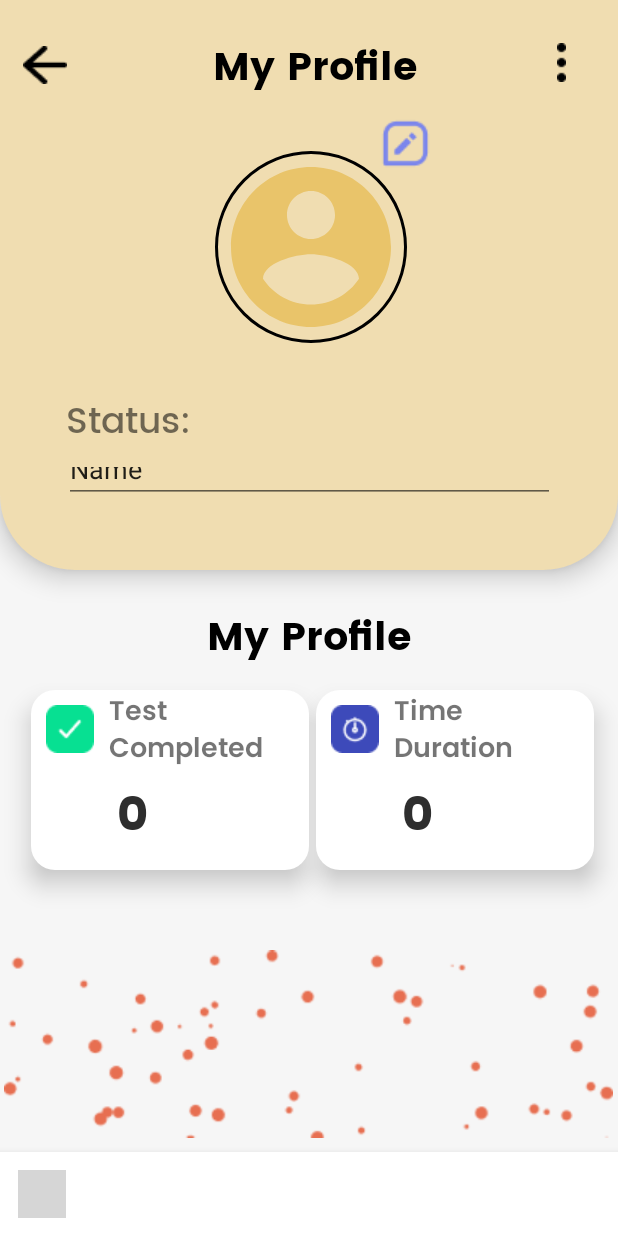
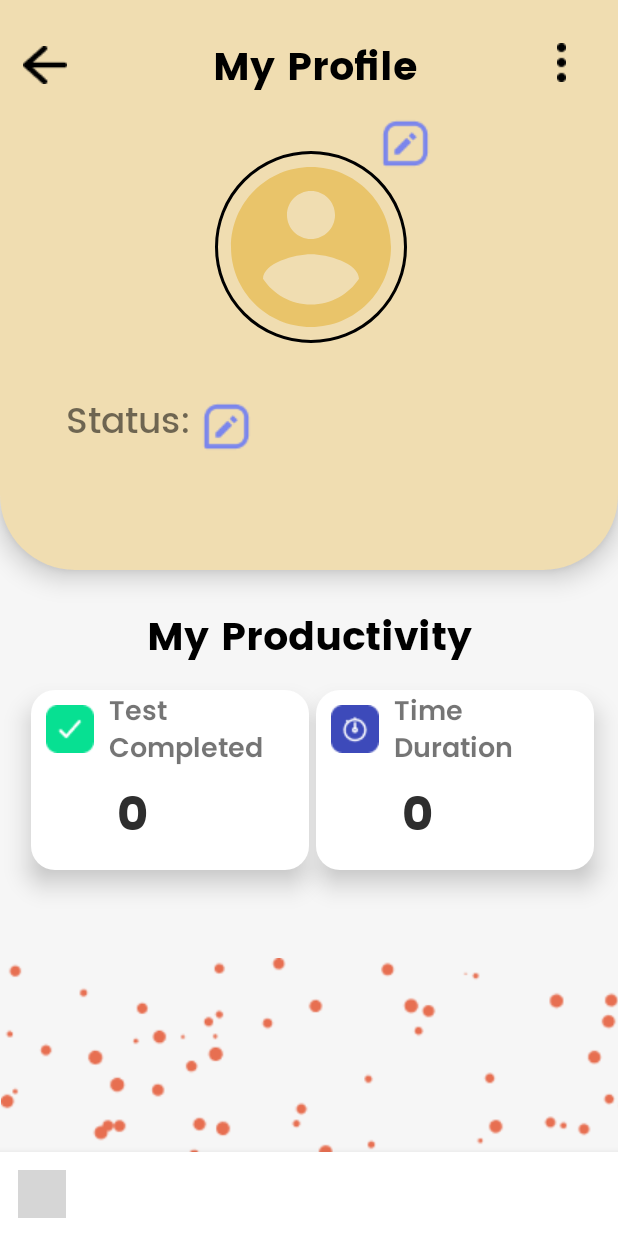
Before and after one commit to notshivamgupta/TestZap, an Android app: the fragment ProfileFragment placed in its activity, on a phone screen of 412 x 824 dp. Run offline under Robolectric (Android 15) with nearby library versions, the phone set to English and light mode, and no system bars; our stand-ins replace CircleImageView, Firebase (no records; nobody signed in at launch, a user with empty details on screens opened directly), Picasso; libraries missing offline, so code that uses them is left out: com.gauravk.bubblenavigation; plain views replace BubbleNavigationLinearView, BubbleToggleView; Roboto replaces fonts that are not available here; 4 statements that could not run were skipped; grey boxes are pictures that could not be loaded.

Commit message:
Profile status

```diff
--- a/app/src/main/java/com/example/testzap/ProfileFragment.java
+++ b/app/src/main/java/com/example/testzap/ProfileFragment.java
@@ -16,13 +16,16 @@ import android.view.LayoutInflater;
 import android.view.View;
 import android.view.ViewGroup;
 import android.widget.Button;
+import android.widget.EditText;
 import android.widget.ImageButton;
 import android.widget.ImageView;
 import android.widget.TextView;
 import android.widget.Toast;
 
+import com.google.android.gms.tasks.OnCompleteListener;
 import com.google.android.gms.tasks.OnFailureListener;
 import com.google.android.gms.tasks.OnSuccessListener;
+import com.google.android.gms.tasks.Task;
 import com.google.firebase.auth.FirebaseAuth;
 import com.google.firebase.firestore.DocumentReference;
 import com.google.firebase.firestore.DocumentSnapshot;
@@ -34,33 +37,43 @@ import com.google.firebase.storage.StorageReference;
 import com.google.firebase.storage.UploadTask;
 import com.squareup.picasso.Picasso;
 
+import java.util.HashMap;
+import java.util.Map;
+
 import de.hdodenhof.circleimageview.CircleImageView;
 
 
 public class ProfileFragment extends Fragment {
     private CircleImageView imgprofile;
-    private ImageButton ProfileButton;
+    private ImageButton ProfileButton, editstatus;
     FirebaseAuth fAuth;
-    String userId;
+    String userId,statu;
     StorageReference storageReference;
     FirebaseFirestore fStore;
     TextView name,status, comp, duration;
+    EditText editText;
+    Button done;
+    private FirebaseAuth mAuth;
+    FirebaseFirestore db;
     public ProfileFragment() {
     }
-
-
     @Override
     public View onCreateView(LayoutInflater inflater, ViewGroup container,
                              Bundle savedInstanceState) {
-        View view =inflater.inflate(R.layout.fragment_profile, container, false);
+        final View view =inflater.inflate(R.layout.fragment_profile, container, false);
         imgprofile =view.findViewById(R.id.profile_image);
         ProfileButton = view.findViewById(R.id.addImage);
         name= view.findViewById(R.id.user_name);
         status=view.findViewById(R.id.status_text);
         comp=view.findViewById(R.id.test_completed);
         duration=view.findViewById(R.id.time_taken);
+        editstatus= view.findViewById(R.id.addstatus);
+        editText=view.findViewById(R.id.editPersonName);
+        done=view.findViewById(R.id.done);
+
         fAuth=FirebaseAuth.getInstance();
         userId=fAuth.getCurrentUser().getUid();
+
         storageReference= FirebaseStorage.getInstance().getReference();
         StorageReference profoleRef=storageReference.child("UsersProfile").child(userId);
             profoleRef.getDownloadUrl().addOnSuccessListener(new OnSuccessListener<Uri>() {
@@ -86,14 +99,61 @@ public class ProfileFragment extends Fragment {
         documentReference.addSnapshotListener(new EventListener<DocumentSnapshot>() {
             @Override
             public void onEvent(@Nullable DocumentSnapshot value, @Nullable FirebaseFirestoreException error) {
+
+
                 String user=value.getString("Full_Name");
-                String statu=value.getString("status");
+                statu=value.getString("status");
                 long test_completed= value.getLong("test_completed");
                 long time_taken= value.getLong("time_taken");
+
+
                 name.setText(user);
                 status.setText(statu);
                 comp.setText(Long. toString(test_completed));
                 duration.setText(Long. toString(time_taken));
+
+            }
+        });
+
+        editstatus.setOnClickListener(new View.OnClickListener() {
+            @Override
+            public void onClick(View v) {
+                status.setVisibility(view.INVISIBLE);
+                done.setVisibility(view.VISIBLE);
+                editText.setText(status.getText(), TextView.BufferType.EDITABLE);
+                editText.setVisibility(view.VISIBLE);
+
+            }
+        });
+        done.setOnClickListener(new View.OnClickListener() {
+            @Override
+            public void onClick(View v) {
+                String a=editText.getText().toString();
+
+                // firestore update
+                db = FirebaseFirestore.getInstance();
+
+                db.collection("Users")
+                        .document(userId)
+                .update("status", a)
+                .addOnCompleteListener(new OnCompleteListener<Void>() {
+                    @Override
+                    public void onComplete(@NonNull Task<Void> task) {
+                        if (task.isSuccessful()) {
+                            Toast.makeText(getContext(), "Status Updated", Toast.LENGTH_SHORT).show();
+                        } else {
+                        }
+                    }
+                })
+                        .addOnFailureListener(new OnFailureListener() {
+                            @Override
+                            public void onFailure(@NonNull Exception e) {
+                            }
+                        });
+
+                editText.setVisibility(view.INVISIBLE);
+                status.setVisibility(view.VISIBLE);
+                done.setVisibility(view.INVISIBLE);
             }
         });
         return view;
--- a/app/src/main/res/layout/fragment_profile.xml
+++ b/app/src/main/res/layout/fragment_profile.xml
@@ -104,6 +104,20 @@
             app:layout_constraintHorizontal_bias="0.134"
             app:layout_constraintStart_toStartOf="parent" />
 
+
+        <ImageButton
+            android:id="@+id/addstatus"
+            android:layout_width="wrap_content"
+            android:layout_height="wrap_content"
+            android:layout_marginStart="6dp"
+            android:layout_marginLeft="6dp"
+            android:layout_marginTop="1dp"
+            android:background="@drawable/buttoneditprofile"
+            app:layout_constraintEnd_toEndOf="parent"
+            app:layout_constraintHorizontal_bias="0.0"
+            app:layout_constraintStart_toEndOf="@+id/status"
+            app:layout_constraintTop_toBottomOf="@+id/user_name" />
+
         <TextView
             android:id="@+id/status_text"
             android:layout_width="325dp"
@@ -114,6 +128,7 @@
             android:gravity="center"
             android:text="Lorem ipsum dolor sit amet, consectetur adipiscing elit.  "
             android:textSize="16dp"
+            android:visibility="visible"
             app:layout_constraintBottom_toBottomOf="parent"
             app:layout_constraintEnd_toEndOf="parent"
             app:layout_constraintHorizontal_bias="0.495"
@@ -140,16 +155,27 @@
             tools:ignore="MissingClass" />
 
         <EditText
-            android:id="@+id/editTextTextPersonName"
+            android:id="@+id/editPersonName"
             android:layout_width="327dp"
             android:layout_height="34dp"
-            android:ems="10"
             android:inputType="textPersonName"
-            android:text="Name"
+            android:text=""
             app:layout_constraintEnd_toEndOf="parent"
             app:layout_constraintHorizontal_bias="0.5"
             app:layout_constraintStart_toStartOf="parent"
-            app:layout_constraintTop_toBottomOf="@+id/status" />
+            app:layout_constraintTop_toBottomOf="@+id/status"
+            android:visibility="invisible"/>
+
+        <Button
+            android:id="@+id/done"
+            android:layout_width="70dp"
+            android:layout_height="40dp"
+            android:text="Done"
+            android:visibility="invisible"
+            app:layout_constraintEnd_toEndOf="parent"
+            app:layout_constraintHorizontal_bias="0.755"
+            app:layout_constraintStart_toEndOf="@+id/addstatus"
+            app:layout_constraintTop_toBottomOf="@+id/user_name" />
     </androidx.constraintlayout.widget.ConstraintLayout>
 
     <androidx.constraintlayout.widget.ConstraintLayout
@@ -164,7 +190,7 @@
             android:layout_centerHorizontal="true"
             android:layout_marginTop="24dp"
             android:fontFamily="@font/poppins_bold"
-            android:text="My Profile"
+            android:text="My Productivity"
             android:textSize="26dp"
             android:textColor="#000000"
             app:layout_constraintEnd_toEndOf="parent"
@@ -178,6 +204,7 @@
             android:layout_marginStart="16dp"
             android:layout_marginLeft="16dp"
             android:layout_marginTop="80dp"
+            android:layout_marginRight="10dp"
             android:background="@drawable/task_bg"
             android:elevation="10dp"
             app:layout_constraintEnd_toStartOf="@+id/relativeLayout2"
@@ -259,8 +286,8 @@
         </RelativeLayout>
 
         <ImageView
-            android:layout_width="406dp"
-            android:layout_height="144dp"
+            android:layout_width="450dp"
+            android:layout_height="129dp"
             android:src="@drawable/multi_dots"
             app:layout_constraintBottom_toBottomOf="parent"
             app:layout_constraintEnd_toEndOf="parent"
```
